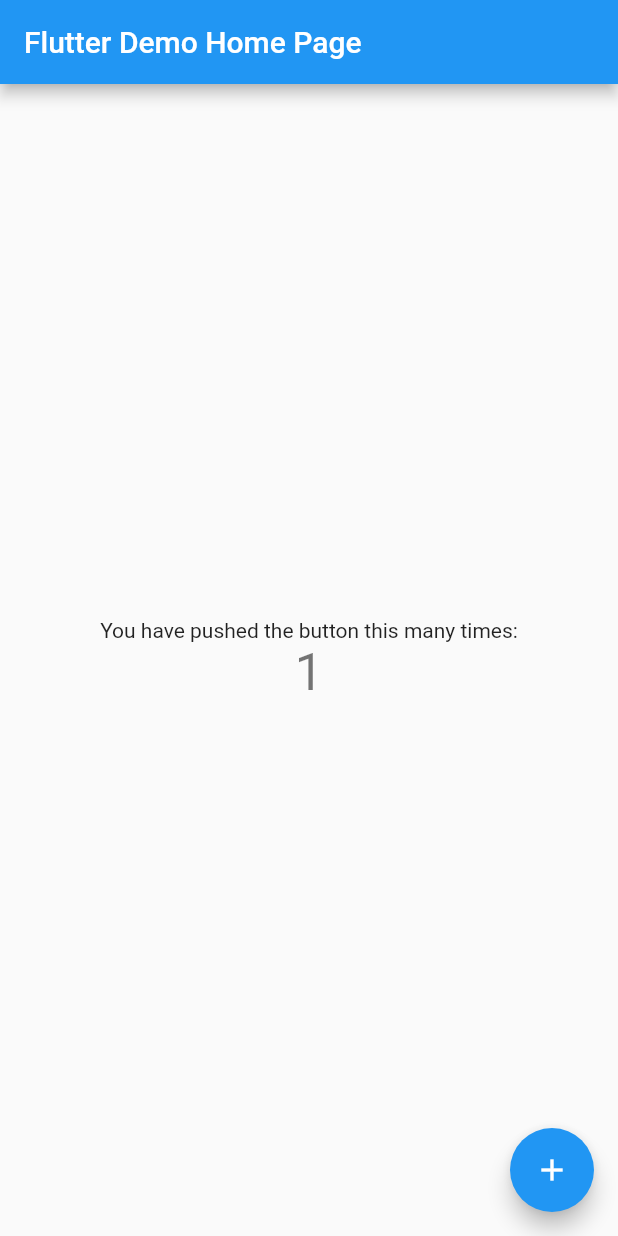
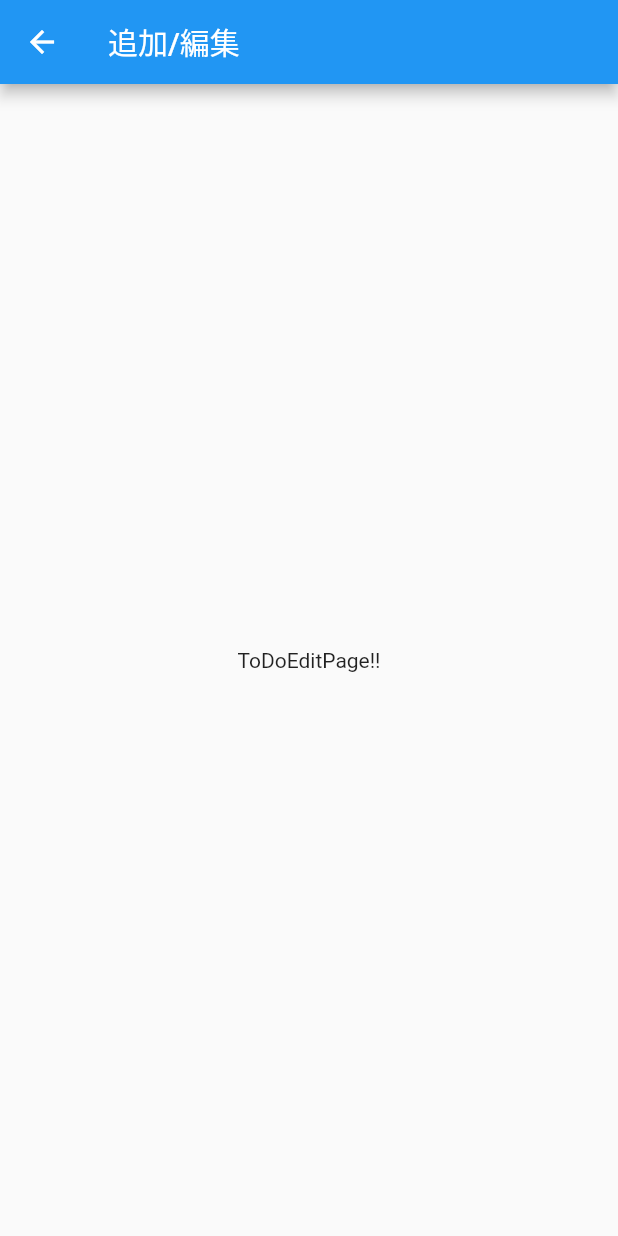
Before and after one commit to kosukekashiwa/flutter_want_to_go, a Flutter app: the screen it shows after launch, after a tap on the "add" icon, on a phone screen of 412 x 824 dp. Run offline on Flutter 3.47's test engine with Material 2 defaults, Android fonts, the light colour scheme and no system bars.

Commit message:
Navigation

```diff
--- a/lib/main.dart
+++ b/lib/main.dart
@@ -1,4 +1,6 @@
 import 'package:flutter/material.dart';
+
+import 'page/todo_list_page.dart';
 
 void main() {
   runApp(const MyApp());
@@ -11,105 +13,11 @@
   @override
   Widget build(BuildContext context) {
     return MaterialApp(
-      title: 'Flutter Demo',
+      title: '5個までToDo',
       theme: ThemeData(
-        // This is the theme of your application.
-        //
-        // Try running your application with "flutter run". You'll see the
-        // application has a blue toolbar. Then, without quitting the app, try
-        // changing the primarySwatch below to Colors.green and then invoke
-        // "hot reload" (press "r" in the console where you ran "flutter run",
-        // or simply save your changes to "hot reload" in a Flutter IDE).
-        // Notice that the counter didn't reset back to zero; the application
-        // is not restarted.
         primarySwatch: Colors.blue,
       ),
-      home: const MyHomePage(title: 'Flutter Demo Home Page'),
+      home: const ToDoListPage(),
     );
   }
 }
-
-class MyHomePage extends StatefulWidget {
-  const MyHomePage({super.key, required this.title});
-
-  // This widget is the home page of your application. It is stateful, meaning
-  // that it has a State object (defined below) that contains fields that affect
-  // how it looks.
-
-  // This class is the configuration for the state. It holds the values (in this
-  // case the title) provided by the parent (in this case the App widget) and
-  // used by the build method of the State. Fields in a Widget subclass are
-  // always marked "final".
-
-  final String title;
-
-  @override
-  State<MyHomePage> createState() => _MyHomePageState();
-}
-
-class _MyHomePageState extends State<MyHomePage> {
-  int _counter = 0;
-
-  void _incrementCounter() {
-    setState(() {
-      // This call to setState tells the Flutter framework that something has
-      // changed in this State, which causes it to rerun the build method below
-      // so that the display can reflect the updated values. If we changed
-      // _counter without calling setState(), then the build method would not be
-      // called again, and so nothing would appear to happen.
-      _counter++;
-    });
-  }
-
-  @override
-  Widget build(BuildContext context) {
-    // This method is rerun every time setState is called, for instance as done
-    // by the _incrementCounter method above.
-    //
-    // The Flutter framework has been optimized to make rerunning build methods
-    // fast, so that you can just rebuild anything that needs updating rather
-    // than having to individually change instances of widgets.
-    return Scaffold(
-      appBar: AppBar(
-        // Here we take the value from the MyHomePage object that was created by
-        // the App.build method, and use it to set our appbar title.
-        title: Text(widget.title),
-      ),
-      body: Center(
-        // Center is a layout widget. It takes a single child and positions it
-        // in the middle of the parent.
-        child: Column(
-          // Column is also a layout widget. It takes a list of children and
-          // arranges them vertically. By default, it sizes itself to fit its
-          // children horizontally, and tries to be as tall as its parent.
-          //
-          // Invoke "debug painting" (press "p" in the console, choose the
-          // "Toggle Debug Paint" action from the Flutter Inspector in Android
-          // Studio, or the "Toggle Debug Paint" command in Visual Studio Code)
-          // to see the wireframe for each widget.
-          //
-          // Column has various properties to control how it sizes itself and
-          // how it positions its children. Here we use mainAxisAlignment to
-          // center the children vertically; the main axis here is the vertical
-          // axis because Columns are vertical (the cross axis would be
-          // horizontal).
-          mainAxisAlignment: MainAxisAlignment.center,
-          children: <Widget>[
-            const Text(
-              'You have pushed the button this many times:',
-            ),
-            Text(
-              '$_counter',
-              style: Theme.of(context).textTheme.headline4,
-            ),
-          ],
-        ),
-      ),
-      floatingActionButton: FloatingActionButton(
-        onPressed: _incrementCounter,
-        tooltip: 'Increment',
-        child: const Icon(Icons.add),
-      ), // This trailing comma makes auto-formatting nicer for build methods.
-    );
-  }
-}
--- /dev/null
+++ b/lib/model/todo.dart
@@ -0,0 +1,25 @@
+class Todo {
+  late int id;
+  late String title;
+  late String detail;
+
+  Todo(
+    this.id,
+    this.title,
+    this.detail,
+  );
+
+  Map toJson() {
+    return {
+      'id': id,
+      'title': title,
+      'detail': detail,
+    };
+  }
+
+  Todo.fromJson(Map json) {
+    id = json['id'];
+    title = json['title'];
+    detail = json['detail'];
+  }
+}
--- /dev/null
+++ b/lib/page/todo_edit_page.dart
@@ -0,0 +1,29 @@
+import 'package:flutter/material.dart';
+
+import '../model/todo.dart';
+import '../store/todo_list_store.dart';
+
+class ToDoEditPage extends StatefulWidget {
+  final Todo? todo;
+
+  const ToDoEditPage({Key? key, this.todo}) : super(key: key);
+
+  @override
+  State<ToDoEditPage> createState() => _ToDoEditPageState();
+}
+
+class _ToDoEditPageState extends State<ToDoEditPage> {
+  final ToDoListStore _store = ToDoListStore();
+
+  @override
+  Widget build(BuildContext context) {
+    return Scaffold(
+      appBar: AppBar(
+        title: const Text('追加/編集'),
+      ),
+      body: const Center(
+        child: Text('ToDoEditPage!!'),
+      ),
+    );
+  }
+}
--- /dev/null
+++ b/lib/page/todo_list_page.dart
@@ -0,0 +1,44 @@
+import 'package:flutter/material.dart';
+import 'package:flutter_want_to_go/page/todo_edit_page.dart';
+
+import '../store/todo_list_store.dart';
+
+class ToDoListPage extends StatefulWidget {
+  const ToDoListPage({Key? key}) : super(key: key);
+
+  @override
+  State<ToDoListPage> createState() => _ToDoListPageState();
+}
+
+class _ToDoListPageState extends State<ToDoListPage> {
+  final ToDoListStore _store = ToDoListStore();
+
+  @override
+  Widget build(BuildContext context) {
+    return Scaffold(
+      appBar: AppBar(
+        title: const Text('5個までToDo'),
+      ),
+      body: const Center(
+        child: Text('ToDoListPage!!'),
+      ),
+      bottomNavigationBar: BottomAppBar(
+        shape: const CircularNotchedRectangle(),
+        child: Container(height: 50.0),
+      ),
+      floatingActionButton: FloatingActionButton(
+        onPressed: () {
+          // "push"で新規画面に遷移
+          Navigator.of(context).push(
+            MaterialPageRoute(builder: (context) {
+              // 遷移先の画面としてリスト追加画面を指定
+              return const ToDoEditPage();
+            }),
+          );
+        },
+        child: const Icon(Icons.add),
+      ),
+      floatingActionButtonLocation: FloatingActionButtonLocation.centerDocked,
+    );
+  }
+}
--- /dev/null
+++ b/lib/store/todo_list_store.dart
@@ -0,0 +1,2 @@
+class ToDoListStore {
+}
--- a/pubspec.yaml
+++ b/pubspec.yaml
@@ -36,6 +36,7 @@
   # The following adds the Cupertino Icons font to your application.
   # Use with the CupertinoIcons class for iOS style icons.
   cupertino_icons: ^1.0.2
+  shared_preferences: ^2.0.15
 
 dev_dependencies:
   flutter_test:
```
Also changed, not shown: pubspec.lock, 8 other files.
